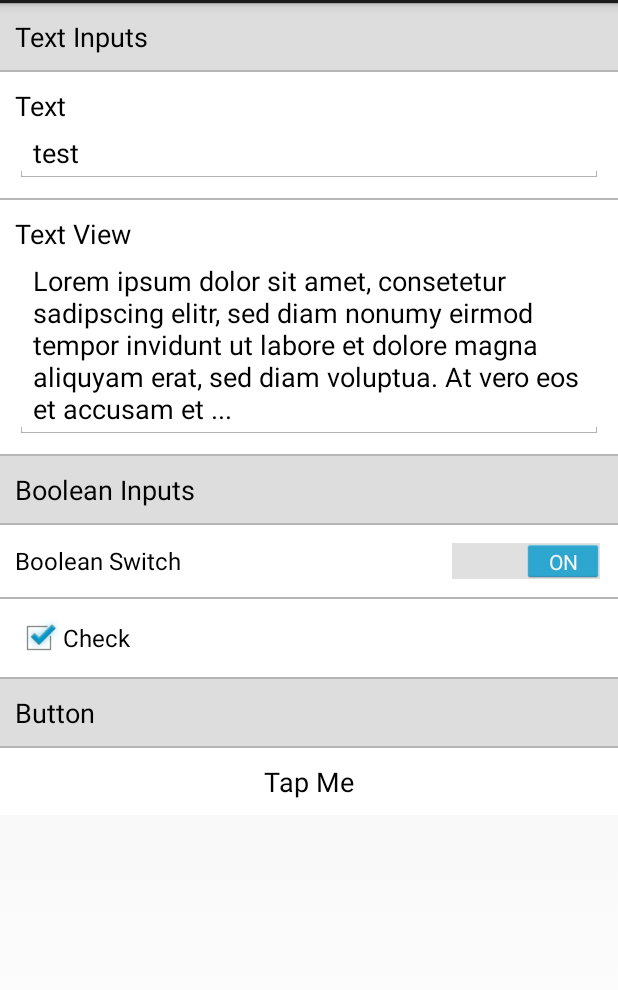
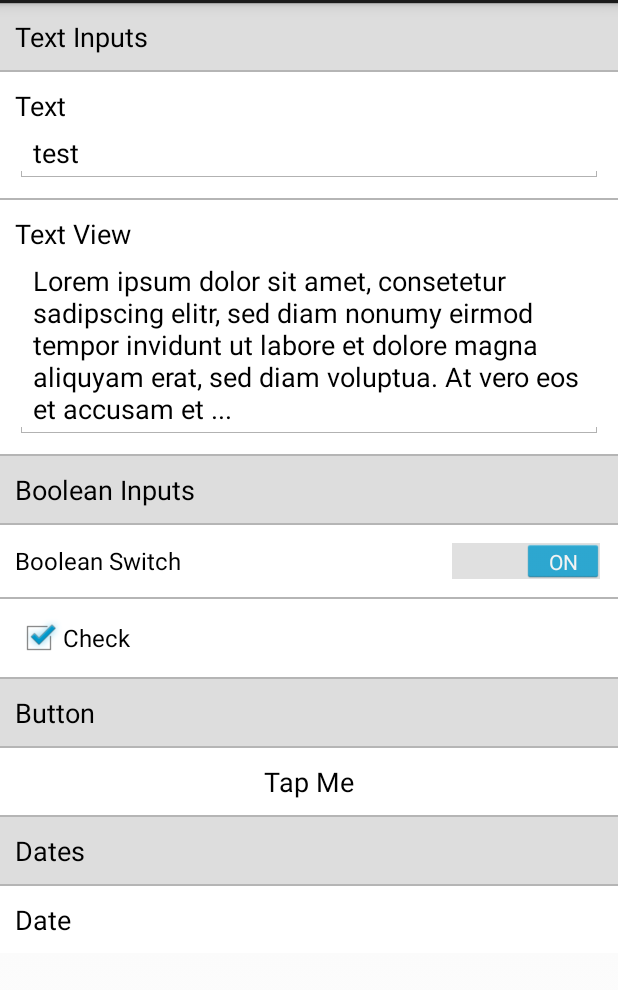
Before and after one commit to quemb/QMBForm, an Android app: the screen it shows after launch (SampleActivity), on a phone screen of 412 x 824 dp, the part 69-1059 px from its top. Run offline under Robolectric (Android 15) with nearby library versions, the phone set to English and light mode, and no system bars.

Commit message:
Date Cell

```diff
--- a/app/src/main/java/com/quemb/qmbform/sample/SampleActivity.java
+++ b/app/src/main/java/com/quemb/qmbform/sample/SampleActivity.java
@@ -20,6 +20,7 @@ import android.view.View;
 import android.widget.AdapterView;
 import android.widget.ListView;
 
+import java.util.Date;
 import java.util.HashMap;
 
 
@@ -68,6 +69,12 @@ public class SampleActivity extends Activity implements OnFormRowValueChangedLis
             }
         });
         sectionDescriptor3.addRow( button );
+
+        SectionDescriptor sectionDescriptor4 = SectionDescriptor.newInstance("sectionFour","Dates");
+        descriptor.addSection(sectionDescriptor4);
+
+        RowDescriptor dateInline = RowDescriptor.newInstance("dateInline",RowDescriptor.FormRowDescriptorTypeDateInline, "Date");
+        sectionDescriptor4.addRow( dateInline );
 
         FormManager formManager = new FormManager();
         formManager.setup(descriptor, mListView, this);
--- a/lib/QMBForm/src/main/java/com/quemb/qmbform/view/CellViewFactory.java
+++ b/lib/QMBForm/src/main/java/com/quemb/qmbform/view/CellViewFactory.java
@@ -32,6 +32,7 @@ public class CellViewFactory {
         mViewRowTypeMap.put(RowDescriptor.FormRowDescriptorTypeBooleanSwitch, FormBooleanFieldCell.class);
         mViewRowTypeMap.put(RowDescriptor.FormRowDescriptorTypeBooleanCheck, FormCheckFieldCell.class);
         mViewRowTypeMap.put(RowDescriptor.FormRowDescriptorTypeButton, FormButtonFieldCell.class);
+        mViewRowTypeMap.put(RowDescriptor.FormRowDescriptorTypeDateInline, FormDateInlineFieldCell.class);
     }
 
     public Cell createViewForFormItemDescriptor(Context context, FormItemDescriptor descriptor){
--- a/lib/QMBForm/src/main/java/com/quemb/qmbform/view/FormBaseCell.java
+++ b/lib/QMBForm/src/main/java/com/quemb/qmbform/view/FormBaseCell.java
@@ -30,7 +30,7 @@ public abstract class FormBaseCell extends Cell {
 
         RowDescriptor row = getRowDescriptor();
         Value<?> oldValue = row.getValue();
-        if (!newValue.getValue().equals(oldValue.getValue())){
+        if (oldValue == null || newValue == null || !newValue.getValue().equals(oldValue.getValue())){
             OnFormRowValueChangedListener listener = getRowDescriptor().getSectionDescriptor().getFormDescriptor().getOnFormRowValueChangedListener();
             row.setValue(newValue);
             if (listener != null){
--- /dev/null
+++ b/lib/QMBForm/src/main/java/com/quemb/qmbform/view/FormDateInlineFieldCell.java
@@ -0,0 +1,108 @@
+package com.quemb.qmbform.view;
+
+import com.quemb.qmbform.R;
+import com.quemb.qmbform.descriptor.RowDescriptor;
+import com.quemb.qmbform.descriptor.Value;
+
+import android.content.Context;
+import android.text.Editable;
+import android.text.TextWatcher;
+import android.widget.DatePicker;
+import android.widget.EditText;
+import android.widget.ListView;
+import android.widget.TextView;
+
+import java.text.DateFormat;
+import java.util.Calendar;
+import java.util.Date;
+import java.util.GregorianCalendar;
+
+/**
+ * Created by tonimoeckel on 15.07.14.
+ */
+public class FormDateInlineFieldCell extends FormBaseCell implements
+        DatePicker.OnDateChangedListener{
+
+    private TextView mTextView;
+    private TextView mDetailTextView;
+    private DatePicker mDatePicker;
+
+    public FormDateInlineFieldCell(Context context,
+            RowDescriptor rowDescriptor) {
+        super(context, rowDescriptor);
+    }
+
+    @Override
+    protected void init() {
+
+        super.init();
+        mTextView = (TextView)findViewById(R.id.textView);
+        mDetailTextView = (TextView)findViewById(R.id.detailTextView);
+        mDatePicker = (DatePicker)findViewById(R.id.datePicker);
+
+
+    }
+
+    @Override
+    protected int getResource() {
+        return R.layout.date_field_cell;
+    }
+
+    @Override
+    protected void update() {
+
+        String title = getFormItemDescriptor().getTitle();
+        mTextView.setText(title);
+        mTextView.setVisibility(title == null?GONE:VISIBLE);
+
+        Value<Date> value = (Value<Date>) getRowDescriptor().getValue();
+        if (value == null){
+            value = new Value<Date>(new Date());
+        }else {
+            updateDateLabel(value.getValue());
+        }
+
+        final Calendar calendar = Calendar.getInstance();
+        Date date = value.getValue();
+        calendar.setTime(date);
+        mDatePicker.init(calendar.get(Calendar.YEAR),calendar.get(Calendar.MONTH), calendar.get(Calendar.DAY_OF_MONTH),this);
+
+    }
+
+    @Override
+    public void onDateChanged(DatePicker view, int year, int monthOfYear, int dayOfMonth) {
+
+        Calendar calendar = Calendar.getInstance();
+        calendar.set(year, monthOfYear, dayOfMonth);
+        Date date = new Date(calendar.getTimeInMillis());
+
+        updateDateLabel(date);
+
+        onValueChanged(new Value<Date>(date));
+
+    }
+
+    private void updateDateLabel(Date date){
+
+        DateFormat dateFormat = android.text.format.DateFormat.getDateFormat(getContext());
+        String s = dateFormat.format(date);
+        mDetailTextView.setText(s);
+
+    }
+
+    @Override
+    public void onCellSelected() {
+        super.onCellSelected();
+
+        mDatePicker.setVisibility(mDatePicker.getVisibility()==VISIBLE?GONE:VISIBLE);
+        ensureVisible();
+    }
+
+    public void ensureVisible()
+    {
+        ListView listView = (ListView) getParent();
+        int lastSelectedIndex = listView.getSelectedItemPosition();
+        listView.setSelection(lastSelectedIndex);
+
+    }
+}
--- /dev/null
+++ b/lib/QMBForm/src/main/res/layout/date_field_cell.xml
@@ -0,0 +1,41 @@
+<?xml version="1.0" encoding="utf-8"?>
+
+<LinearLayout xmlns:android="http://schemas.android.com/apk/res/android"
+			  android:orientation="vertical"
+			  android:background="@color/form_cell_background"
+			  android:padding="@dimen/cell_padding"
+			  android:layout_width="match_parent"
+			  android:layout_height="wrap_content">
+
+
+	<LinearLayout android:layout_width="match_parent"
+				  android:orientation="horizontal"
+				  android:layout_height="wrap_content">
+
+		<TextView
+				android:layout_width="wrap_content"
+				android:layout_height="wrap_content"
+				android:layout_weight="1"
+				android:textAppearance="?android:attr/textAppearanceMedium"
+				android:textColor="@color/section_cell_text"
+				android:id="@+id/textView"/>
+
+		<TextView
+				android:layout_width="wrap_content"
+				android:layout_height="wrap_content"
+				android:textAppearance="?android:attr/textAppearanceSmall"
+				android:textColor="@color/section_cell_text"
+				android:id="@+id/detailTextView"/>
+
+	</LinearLayout>
+
+
+	<DatePicker
+			android:layout_width="wrap_content"
+			android:layout_height="wrap_content"
+			android:visibility="gone"
+			android:id="@+id/datePicker" android:layout_gravity="center_horizontal"
+			android:calendarViewShown="false"/>
+
+
+</LinearLayout>
```
